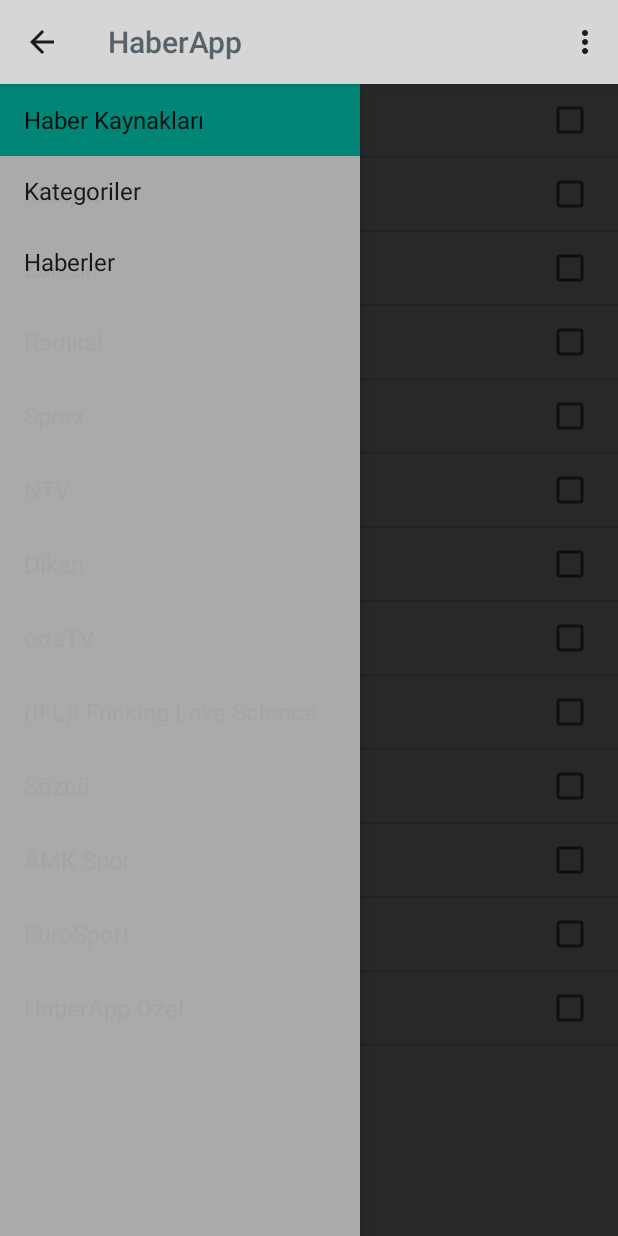
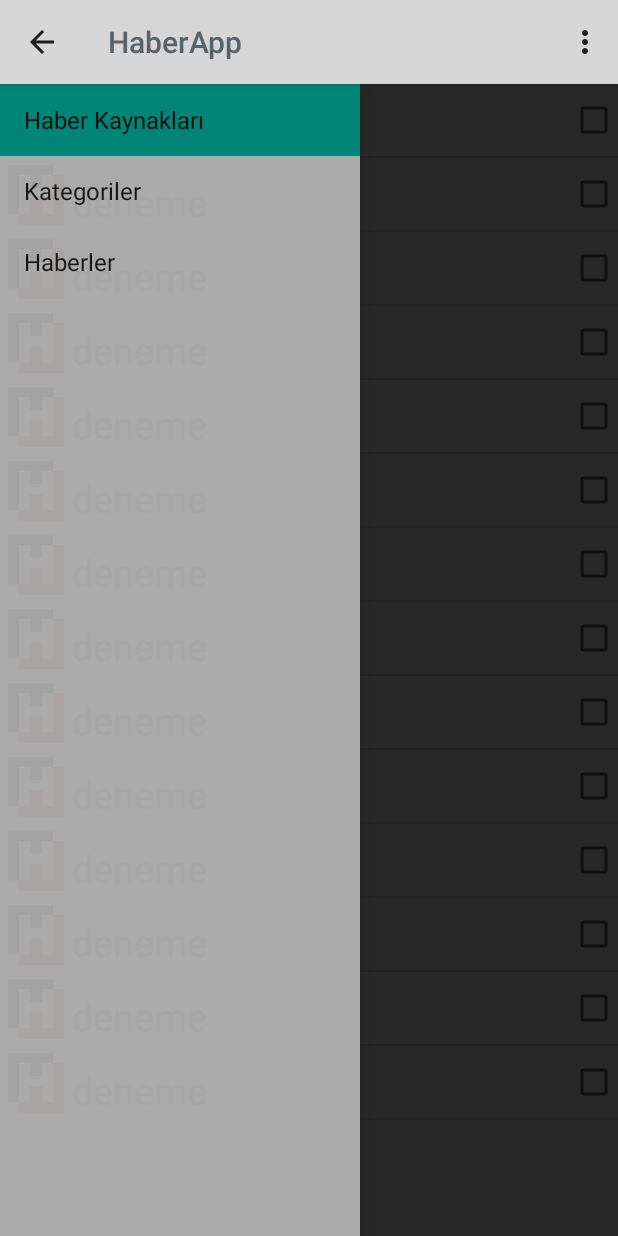
Before and after one commit to hunterTR/HaberApp-android, an Android app: the screen it shows after launch (MainActivity), on a phone screen of 412 x 824 dp. Run offline under Robolectric (Android 15) with nearby library versions, the phone set to English and light mode, and no system bars; our stand-ins replace AdMob, Picasso; libraries missing offline, so code that uses them is left out: com.arellomobile.android, com.lorentzos.flingswipe; plain views replace SwipeFlingAdapterView; pictures from the network do not load; 16 statements that could not run were skipped.

Commit message:
working on new listview layout

```diff
--- /dev/null
+++ b/app/src/main/java/haberapp/ahmetcemkaya/com/haberapp/CustomListViewAdapter.java
@@ -0,0 +1,134 @@
+package haberapp.ahmetcemkaya.com.haberapp;
+
+/**
+ * Created by cem.kaya on 09.03.2015.
+ */
+import android.app.Activity;
+import android.content.Context;
+import android.util.Log;
+import android.view.LayoutInflater;
+import android.view.View;
+import android.view.View.OnClickListener;
+import android.view.ViewGroup;
+
+import android.widget.ArrayAdapter;
+import android.widget.BaseAdapter;
+import android.widget.CheckBox;
+import android.widget.CompoundButton;
+import android.widget.ImageView;
+import android.widget.SpinnerAdapter;
+import android.widget.TextView;
+import android.widget.Toast;
+
+import java.util.ArrayList;
+
+public class CustomListViewAdapter extends ArrayAdapter<ListModel> {
+    String [] result;
+    ListModel[] listmodelarray;
+    ArrayList<ListModel> listmodelarraylist;
+    ArrayList<String> positionList;
+    int [] imageId;
+    Context mContext;
+    int resourceId;
+    TinyDB tinydb ;
+    private static LayoutInflater inflater=null;
+    public CustomListViewAdapter(Context context,int resource, ArrayList<ListModel> listmodel) {
+        super(context,resource,listmodel);
+        listmodelarraylist = listmodel;
+        mContext = context;
+        this.resourceId = resource;
+        positionList = new ArrayList<String>();
+        tinydb  = new TinyDB(context);
+
+    }
+    @Override
+    public int getCount() {
+        // TODO Auto-generated method stub
+        return listmodelarraylist.size();
+    }
+
+
+
+    @Override
+    public long getItemId(int position) {
+        // TODO Auto-generated method stub
+        return position;
+    }
+
+    static class Holder
+    {
+        TextView text;
+        ImageView image;
+        protected CheckBox checkbox;
+    }
+    @Override
+    public View getView(final int position, View convertView, ViewGroup parent) {
+        // TODO Auto-generated method stub
+
+         Holder holder = null;
+        View row = convertView;
+
+
+            ImageView imageView = null;
+            TextView textView = null;
+            CheckBox chkbox = null;
+
+            if (row == null) {
+                LayoutInflater inflater = ((Activity)mContext).getLayoutInflater();
+                row = inflater.inflate(resourceId, parent, false);
+
+                holder = new Holder();
+                holder.text = (TextView) row.findViewById(R.id.textView1);
+                holder.image = (ImageView) row.findViewById(R.id.imageView1);
+                holder.checkbox = (CheckBox) row.findViewById(R.id.check);
+                final Holder finalHolder = holder;
+                holder.checkbox
+                        .setOnCheckedChangeListener(new CompoundButton.OnCheckedChangeListener() {
+
+                            @Override
+                            public void onCheckedChanged(CompoundButton buttonView,
+                                                         boolean isChecked) {
+                                ListModel element = (ListModel) finalHolder.checkbox
+                                        .getTag();
+                                element.setSelected(buttonView.isChecked());
+
+                            }
+                        });
+
+
+
+                row.setTag(holder);
+                holder.checkbox.setTag(listmodelarraylist.get(position));
+            } else {
+                holder = (Holder) row.getTag();
+                ((Holder) row.getTag()).checkbox.setTag(listmodelarraylist.get(position));
+            }
+
+            ListModel data = listmodelarraylist.get(position);
+            holder.text.setText(data.mName);
+            holder.image.setImageResource(data.mImageID);
+            holder.checkbox.setChecked(data.isSelected());
+
+
+        final Holder finalHolder1 = holder;
+        row.setOnClickListener(new OnClickListener() {
+            @Override
+            public void onClick(View v) {
+                // TODO Auto-generated method stub
+                ListModel data = Ipsum.testo.get(position);
+                finalHolder1.checkbox.setChecked(!data.isSelected());
+                Ipsum.testo.get(position).setSelected(!data.isSelected());
+                Log.e("selected :",Integer.toString(position));
+                positionList.add(Integer.toString(position));
+                tinydb.putList("sources",positionList);
+
+            }
+        });
+
+
+        return row;
+
+
+    }
+
+}
--- a/app/src/main/java/haberapp/ahmetcemkaya/com/haberapp/Ipsum.java
+++ b/app/src/main/java/haberapp/ahmetcemkaya/com/haberapp/Ipsum.java
@@ -10,11 +10,15 @@ import java.io.ByteArrayOutputStream;
 import java.io.IOException;
 import java.io.InputStream;
 import java.net.URL;
+import java.util.ArrayList;
+import java.util.List;
 
 /**
  * Created by ahmetcem on 21.2.2015.
  */
 public class Ipsum {
+
+    public static ArrayList<ListModel> testo = new ArrayList<ListModel>();
 
     static String[] Sources = {
             "Hürriyet",
@@ -46,7 +50,35 @@ public class Ipsum {
             "Sanat"
     };
 
+    public static int [] sourceImages={R.drawable.hurriyet,
+            R.drawable.hurriyet,R.drawable.hurriyet,
+            R.drawable.hurriyet,
+            R.drawable.hurriyet,R.drawable.hurriyet,
+            R.drawable.hurriyet,R.drawable.hurriyet,
+            R.drawable.hurriyet,R.drawable.hurriyet,
+            R.drawable.hurriyet,R.drawable.hurriyet,
+            R.drawable.hurriyet};
+
     static String currentView = null;
+
+    public static ListModel[] listmodeltest = {new ListModel("deneme",R.drawable.hurriyet),
+            new ListModel("deneme",R.drawable.hurriyet),
+            new ListModel("deneme",R.drawable.hurriyet),
+            new ListModel("deneme",R.drawable.hurriyet),
+            new ListModel("deneme",R.drawable.hurriyet),
+            new ListModel("deneme",R.drawable.hurriyet),
+            new ListModel("deneme",R.drawable.hurriyet),
+            new ListModel("deneme",R.drawable.hurriyet),
+            new ListModel("deneme",R.drawable.hurriyet),
+            new ListModel("deneme",R.drawable.hurriyet),
+            new ListModel("deneme",R.drawable.hurriyet),
+            new ListModel("deneme",R.drawable.hurriyet),
+            new ListModel("deneme",R.drawable.hurriyet),
+            new ListModel("deneme",R.drawable.hurriyet),
+    };
+
+
+
 
 
 }
--- /dev/null
+++ b/app/src/main/java/haberapp/ahmetcemkaya/com/haberapp/ListModel.java
@@ -0,0 +1,27 @@
+package haberapp.ahmetcemkaya.com.haberapp;
+
+/**
+ * Created by cem.kaya on 09.03.2015.
+ */
+public class ListModel {
+    public String mName;
+    public int mImageID;
+    public String newsID;
+    public boolean selected;
+
+    public ListModel(String name,int imageID)
+    {
+        mName = name;
+        mImageID = imageID;
+        selected = false;
+    }
+
+
+    public boolean isSelected() {
+        return selected;
+    }
+
+    public void setSelected(boolean selected) {
+        this.selected = selected;
+}
+}
--- a/app/src/main/java/haberapp/ahmetcemkaya/com/haberapp/MainActivity.java
+++ b/app/src/main/java/haberapp/ahmetcemkaya/com/haberapp/MainActivity.java
@@ -77,8 +77,20 @@ public class MainActivity extends ActionBarActivity
         request.jsonListener = this;
         tinydb = new TinyDB(this);
         reads = tinydb.getList("reads");
+        ArrayList<ListModel> testmodellist = new ArrayList<ListModel>();
+        ArrayList<String> positionList = tinydb.getList("sources");
+        for(int i = 0 ; i < Ipsum.listmodeltest.length ; i++ )
+        {
+            Ipsum.testo.add(Ipsum.listmodeltest[i]);
+        }
 
-//PUSHWOOSH
+        for(int i = 0 ; i < positionList.size() ; i++ )
+        {
+          Ipsum.testo.get(Integer.parseInt(positionList.get(i))).setSelected(true);
+        }
+
+
+        //PUSHWOOSH
 
         //Register receivers for push notifications
         registerReceivers();
@@ -493,9 +505,9 @@ public class MainActivity extends ActionBarActivity
                                  Bundle savedInstanceState) {
             View rootView = inflater.inflate(R.layout.fragment_main, container, false);
 
-            AdView mAdView = (AdView) rootView.findViewById(R.id.adView);
-            AdRequest adRequest = new AdRequest.Builder().build();
-            mAdView.loadAd(adRequest);
+           // AdView mAdView = (AdView) rootView.findViewById(R.id.adView);
+           // AdRequest adRequest = new AdRequest.Builder().build();
+           // mAdView.loadAd(adRequest);
 
             return rootView;
         }
--- a/app/src/main/java/haberapp/ahmetcemkaya/com/haberapp/NewsSourceFragment.java
+++ b/app/src/main/java/haberapp/ahmetcemkaya/com/haberapp/NewsSourceFragment.java
@@ -19,6 +19,7 @@ public class NewsSourceFragment extends ListFragment {
     OnNewsSourceSelectedListener callback;
     ArrayList<String> positionList;
     TinyDB tinydb;
+    ListModel[] listmodeltest = {new ListModel("deneme",R.drawable.hurriyet)};
 
     public interface OnNewsSourceSelectedListener{
         public void onSourceSelected(int position);
@@ -31,6 +32,8 @@ public class NewsSourceFragment extends ListFragment {
                 1);
 
         tinydb= new TinyDB(activity);
+
+
         try
         {
             callback = (OnNewsSourceSelectedListener) activity;
@@ -73,14 +76,14 @@ public class NewsSourceFragment extends ListFragment {
 
         int layout = android.R.layout.simple_list_item_multiple_choice;
         String[] data = Ipsum.Sources;
-
+        int[] images = Ipsum.sourceImages;
         ListView v = getListView();
         if(v!=null){
             v.setChoiceMode(ListView.CHOICE_MODE_MULTIPLE);
         }
 
 
-        setListAdapter(new ArrayAdapter<String>(getActivity(), layout, data));
+        setListAdapter(new CustomListViewAdapter(getActivity(),R.layout.list_item,Ipsum.testo));
         // v.setItemChecked(Integer.parseInt("1"),true);
 
         positionList = tinydb.getList("sources");
@@ -107,7 +110,7 @@ public class NewsSourceFragment extends ListFragment {
     @Override
     public void onPause() {
         super.onPause();
-        tinydb.putList("sources", positionList);
+       // tinydb.putList("sources", positionList);
 
     }
 
@@ -116,7 +119,7 @@ public class NewsSourceFragment extends ListFragment {
         super.onDetach();
 
 
-        tinydb.putList("sources", positionList);
+        //tinydb.putList("sources", positionList);
     }
 
 
@@ -125,6 +128,7 @@ public class NewsSourceFragment extends ListFragment {
         if(l.isItemChecked(position) == true)
         {
             l.setItemChecked(position,true);
+
             positionList.add(Integer.toString(position));
 
         }
@@ -134,7 +138,7 @@ public class NewsSourceFragment extends ListFragment {
             positionList.remove(Integer.toString(position));
 
         }
-        tinydb.putList("sources", positionList);
+      // tinydb.putList("sources", positionList);
 
         for(int i = 0 ; i < positionList.size(); i++)
             Log.e("position",positionList.get(i).toString());
--- /dev/null
+++ b/app/src/main/res/drawable/my_selector.xml
@@ -0,0 +1,17 @@
+<?xml version="1.0" encoding="utf-8"?>
+<selector xmlns:android="http://schemas.android.com/apk/res/android">
+
+    <item android:state_pressed="true">
+        <layer-list>
+            <item>
+                <shape android:shape="rectangle">
+                    <solid android:color="@android:color/holo_blue_light" />
+                </shape>
+            </item>
+        </layer-list>
+    </item>
+    <item>
+        <color android:color="#00000000" />
+    </item>
+
+</selector>
--- /dev/null
+++ b/app/src/main/res/layout/list_item.xml
@@ -0,0 +1,38 @@
+<?xml version="1.0" encoding="utf-8"?>
+<RelativeLayout xmlns:android="http://schemas.android.com/apk/res/android"
+    android:layout_width="match_parent"
+    android:layout_height="match_parent"
+    android:orientation="horizontal"
+    android:background="@drawable/my_selector"
+    android:clickable="true">
+
+    <ImageView
+        android:id="@+id/imageView1"
+        android:layout_gravity="center"
+        android:layout_width="48dp"
+        android:layout_height="48dp"
+        android:src="@drawable/ic_launcher"
+        />
+
+    <TextView
+        android:id="@+id/textView1"
+        android:layout_gravity="center"
+        android:layout_width="wrap_content"
+        android:layout_height="wrap_content"
+        android:textSize="25sp"
+        android:text="TextView"
+        android:layout_toRightOf="@+id/imageView1"
+        android:layout_toEndOf="@+id/imageView1"
+        android:layout_marginTop="12dp" />
+    <CheckBox
+        android:id="@+id/check"
+        android:layout_gravity="center"
+        android:layout_width="wrap_content"
+        android:layout_height="wrap_content"
+        android:layout_alignBottom="@+id/imageView1"
+        android:layout_alignParentRight="true"
+        android:layout_alignParentEnd="true"
+        android:layout_alignParentTop="true" />
+
+
+</RelativeLayout>
```
Also changed, not shown: app/src/main/java/haberapp/ahmetcemkaya/com/haberapp/AutoResizeTextView.java (added, +359 -0 lines), app/src/main/java/haberapp/ahmetcemkaya/com/haberapp/CardAdapter.java (+9 -1 lines), app/src/main/res/layout/item.xml (+6 -2 lines), app/src/main/res/values/textStyle.xml (added, +10 -0 lines), app/src/main/res/drawable/hurriyet.jpg (added).
